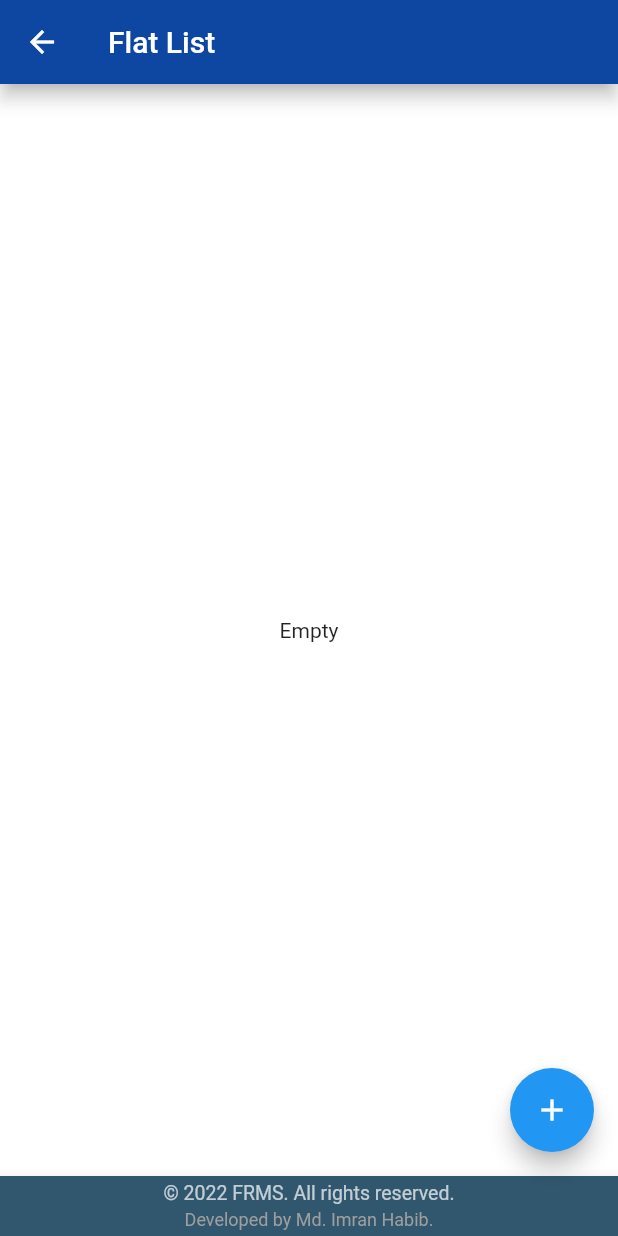
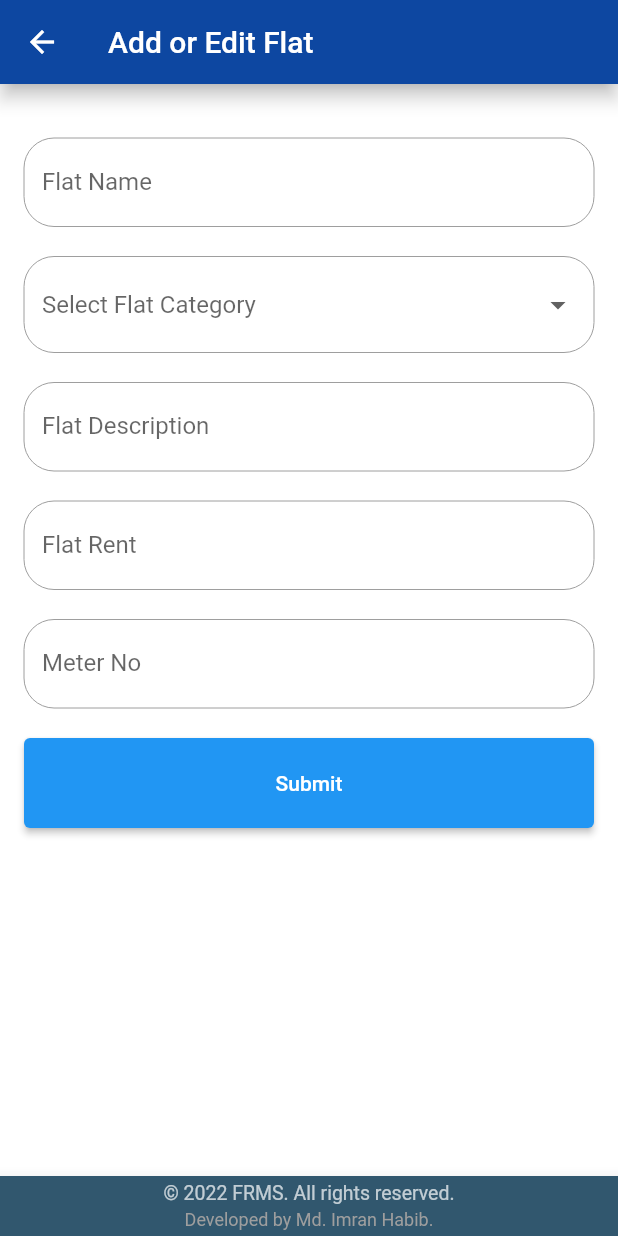
Before and after one commit to MdImranHabib/frms, a Flutter app: the FlatList screen opened by its route, after a tap on the "add" icon, on a phone screen of 412 x 824 dp. Run offline on Flutter 3.47's test engine with Material 2 defaults, Android fonts, the phone set to English and light mode, and no system bars; network calls fail.

Commit message:
working on flat create

```diff
--- a/lib/main.dart
+++ b/lib/main.dart
@@ -1,5 +1,6 @@
 import 'package:flutter/material.dart';
 import 'package:frms/views/dashboard.dart';
+import 'package:frms/views/flats/flat_form.dart';
 import 'package:frms/views/flats/flat_list.dart';
 
 void main() => runApp(MaterialApp(
@@ -7,6 +8,7 @@ void main() => runApp(MaterialApp(
       routes: {
         '/': (context) => const Dashboard(),
         '/flat_list': (context) => const FlatList(),
+        '/flat_form': (context) => const FlatForm(),
       },
       title: 'Flat Rent Management System',
       debugShowCheckedModeBanner: false,
--- a/lib/services/flat.services.dart
+++ b/lib/services/flat.services.dart
@@ -13,7 +13,7 @@ class FlatService {
   }
 
   //Read a flat details
-  static Future fetchFlat(Flat flat) async {
+  static Future fetchFlatDetails(Flat flat) async {
     return await http.get(Uri.parse('${url}flats/${flat.id}'));
   }
 
--- /dev/null
+++ b/lib/views/flats/flat_form.dart
@@ -0,0 +1,241 @@
+import 'package:flutter/material.dart';
+import 'package:flutter/src/foundation/key.dart';
+import 'package:flutter/src/widgets/framework.dart';
+
+class FlatForm extends StatefulWidget {
+  const FlatForm({Key? key}) : super(key: key);
+
+  @override
+  State<FlatForm> createState() => _FlatFormState();
+}
+
+class _FlatFormState extends State<FlatForm> {
+  final GlobalKey<FormState> _formKey = GlobalKey();
+
+  var measure;
+  final TextEditingController _flatNameController = TextEditingController();
+  final TextEditingController _flatCategoryController = TextEditingController();
+  final TextEditingController _flatDescriptionController =
+      TextEditingController();
+  final TextEditingController _flatRentController = TextEditingController();
+  final TextEditingController _flatMeterNoController = TextEditingController();
+
+  @override
+  Widget build(BuildContext context) {
+    return Scaffold(
+      appBar: AppBar(
+        backgroundColor: Colors.blue[900],
+        title: const Text('Add or Edit Flat'),
+        centerTitle: false,
+        elevation: 5.0,
+      ),
+      body: Padding(
+        padding: const EdgeInsets.all(16.0),
+        child: Column(
+          children: <Widget>[
+            // const Align(
+            //   alignment: Alignment.topLeft,
+            //   child: Text("Enter your data",
+            //       style: TextStyle(
+            //         fontSize: 24,
+            //       )),
+            // ),
+            const SizedBox(
+              height: 20,
+            ),
+            Form(
+              key: _formKey,
+              child: Column(
+                mainAxisAlignment: MainAxisAlignment.spaceEvenly,
+                children: <Widget>[
+                  TextFormField(
+                    decoration: const InputDecoration(
+                        labelText: 'Flat Name',
+                        enabledBorder: OutlineInputBorder(
+                          borderRadius: BorderRadius.all(Radius.circular(20.0)),
+                          borderSide:
+                              BorderSide(color: Colors.grey, width: 0.0),
+                        ),
+                        border: OutlineInputBorder()),
+                    // onFieldSubmitted: (value) {
+                    //   setState(() {
+                    //     firstName = value.capitalize();
+                    //     // firstNameList.add(firstName);
+                    //   });
+                    // },
+                    // onChanged: (value) {
+                    //   setState(() {
+                    //     firstName = value.capitalize();
+                    //   });
+                    // },
+                    controller: _flatNameController,
+                    validator: (value) {
+                      if (value == null || value.isEmpty) {
+                        return 'Flat Name must contain at least 1 characters';
+                      } else if (value.contains(RegExp(r'^[0-9_\-=@,\.;]+$'))) {
+                        return 'Flat Name cannot contain special characters';
+                      }
+                      return null;
+                    },
+                  ),
+                  const SizedBox(
+                    height: 20,
+                  ),
+                  DropdownButtonFormField(
+                      decoration: const InputDecoration(
+                          enabledBorder: OutlineInputBorder(
+                            borderRadius:
+                                BorderRadius.all(Radius.circular(20.0)),
+                            borderSide:
+                                BorderSide(color: Colors.grey, width: 0.0),
+                          ),
+                          border: OutlineInputBorder()),
+                      items: const [
+                        DropdownMenuItem(
+                          value: Text('Small'),
+                          child: Text('Small'),
+                        ),
+                        DropdownMenuItem(
+                          value: Text('Semi-Large'),
+                          child: Text('Semi-Large'),
+                        ),
+                        DropdownMenuItem(
+                          value: Text('Large'),
+                          child: Text('Large'),
+                        ),
+                        DropdownMenuItem(
+                          value: Text('Extra-Large'),
+                          child: Text('Extra-Large'),
+                        )
+                      ],
+                      hint: const Text("Select Flat Category"),
+                      onChanged: (value) {
+                        setState(() {
+                          measure = value;
+                          // measureList.add(measure);
+                        });
+                      },
+                      onSaved: (value) {
+                        setState(() {
+                          measure = value;
+                        });
+                      }),
+                  const SizedBox(
+                    height: 20,
+                  ),
+                  TextFormField(
+                    decoration: const InputDecoration(
+                        labelText: 'Flat Description',
+                        enabledBorder: OutlineInputBorder(
+                          borderRadius: BorderRadius.all(Radius.circular(20.0)),
+                          borderSide:
+                              BorderSide(color: Colors.grey, width: 0.0),
+                        ),
+                        border: OutlineInputBorder()),
+                    controller: _flatDescriptionController,
+                    validator: (value) {
+                      if (value == null || value.isEmpty) {
+                        return 'Flat Description must contain at least 1 characters';
+                      } else if (value.contains(RegExp(r'^[0-9_\-=@,\.;]+$'))) {
+                        return 'Flat Description cannot contain special characters';
+                      }
+                      return null;
+                    },
+                  ),
+                  const SizedBox(
+                    height: 20,
+                  ),
+                  TextFormField(
+                    decoration: const InputDecoration(
+                        labelText: 'Flat Rent',
+                        enabledBorder: OutlineInputBorder(
+                          borderRadius: BorderRadius.all(Radius.circular(20.0)),
+                          borderSide:
+                              BorderSide(color: Colors.grey, width: 0.0),
+                        ),
+                        border: OutlineInputBorder()),
+                    keyboardType: TextInputType.number,
+                    controller: _flatRentController,
+                    validator: (value) {
+                      if (value == null ||
+                          value.isEmpty ||
+                          value.contains(RegExp(r'^[a-zA-Z\-]'))) {
+                        return 'Use only numbers!';
+                      }
+                      return null;
+                    },
+                  ),
+                  const SizedBox(
+                    height: 20,
+                  ),
+                  TextFormField(
+                    decoration: const InputDecoration(
+                        labelText: 'Meter No',
+                        enabledBorder: OutlineInputBorder(
+                          borderRadius: BorderRadius.all(Radius.circular(20.0)),
+                          borderSide:
+                              BorderSide(color: Colors.grey, width: 0.0),
+                        ),
+                        border: OutlineInputBorder()),
+                    controller: _flatMeterNoController,
+                    validator: (value) {
+                      if (value == null || value.isEmpty || value.length < 3) {
+                        return 'Meter No must contain at least 3 characters';
+                      } else if (value.contains(RegExp(r'^[0-9_\-=@,\.;]+$'))) {
+                        return 'Meter No cannot contain special characters';
+                      }
+                      return null;
+                    },
+                  ),
+                  const SizedBox(
+                    height: 20,
+                  ),
+                  ElevatedButton(
+                    style: ElevatedButton.styleFrom(
+                        minimumSize: const Size.fromHeight(60)),
+                    onPressed: () {
+                      // Validate returns true if the form is valid, or false otherwise.
+                      if (_formKey.currentState!.validate()) {
+                        const AlertDialog(
+                          title: Text('Submitted succesfully!'),
+                        );
+                      }
+                    },
+                    child: const Text("Submit"),
+                  ),
+                ],
+              ),
+            ),
+          ],
+        ),
+      ),
+      bottomNavigationBar: BottomAppBar(
+        shape: const CircularNotchedRectangle(),
+        color: const Color.fromRGBO(49, 87, 110, 1.0),
+        child: SizedBox(
+          height: 40.0,
+          child: Column(
+            mainAxisAlignment: MainAxisAlignment.spaceEvenly,
+            crossAxisAlignment: CrossAxisAlignment.center,
+            children: const [
+              Text(
+                '© 2022 FRMS. All rights reserved.',
+                style: TextStyle(
+                  color: Colors.white70,
+                  fontSize: 13.0,
+                ),
+              ),
+              Text(
+                'Developed by Md. Imran Habib.',
+                style: TextStyle(
+                  color: Colors.grey,
+                  fontSize: 12.0,
+                ),
+              ),
+            ],
+          ),
+        ),
+      ),
+    );
+  }
+}
--- a/lib/views/flats/flat_list.dart
+++ b/lib/views/flats/flat_list.dart
@@ -105,7 +105,9 @@ class _FlatListState extends State<FlatList> {
         ),
       ),
       floatingActionButton: FloatingActionButton(
-        onPressed: () {},
+        onPressed: () {
+          Navigator.pushNamed(context, '/flat_form');
+        },
         child: const Icon(Icons.add),
       ),
       floatingActionButtonLocation: FloatingActionButtonLocation.endFloat,
```
